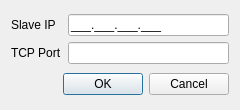
preludio-b/qModbusMaster, file forms/settingsmodbustcp.ui: the form before one commit.
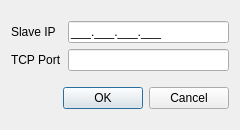
The form after the commit. Icons and pictures are not drawn.

```diff
--- a/forms/settingsmodbustcp.ui
+++ b/forms/settingsmodbustcp.ui
@@ -7,7 +7,7 @@
     <x>0</x>
     <y>0</y>
     <width>240</width>
-    <height>110</height>
+    <height>130</height>
    </rect>
   </property>
   <property name="minimumSize">
```
Left out of the diff: 6 changed lines with no effect on the pictures.
